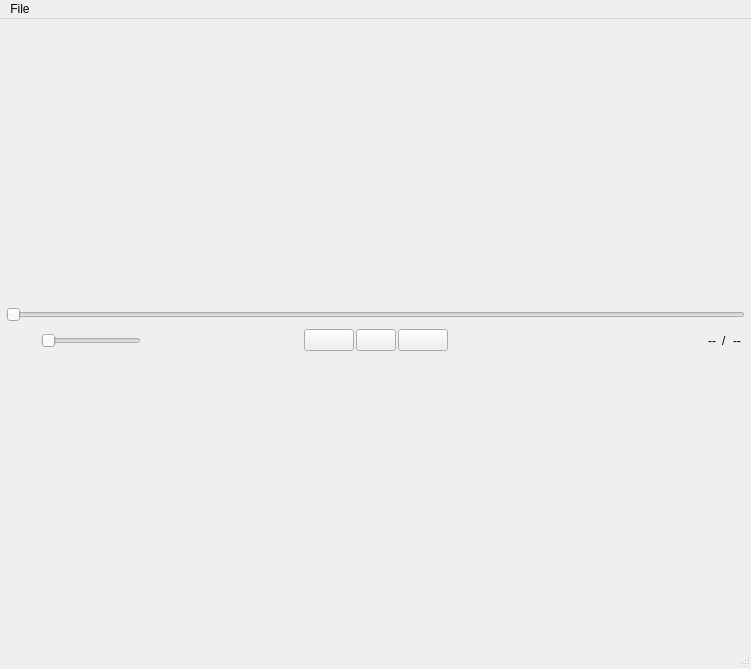
Above: lab2/mainwindow.ui from Artem259/univ4.1_multimedia before the change. Below: the same form after it.
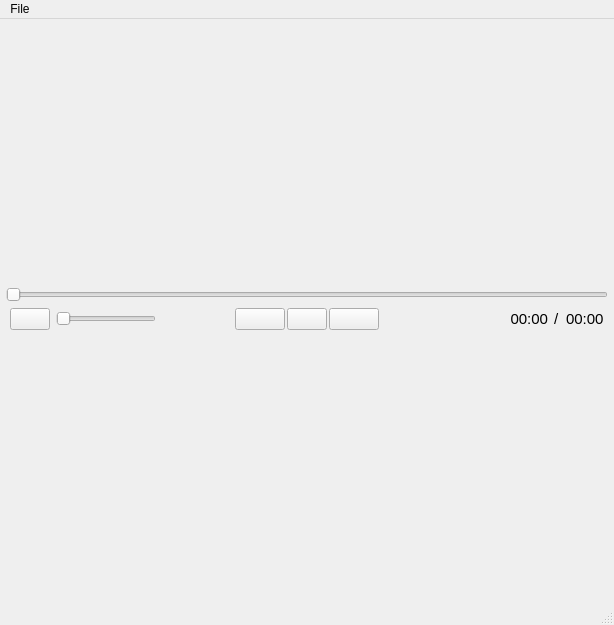
That is the form after the change. Icons and pictures are not drawn.

What changed in the file:
```diff
--- a/lab2/mainwindow.ui
+++ b/lab2/mainwindow.ui
@@ -9,8 +9,8 @@
    <rect>
     <x>0</x>
     <y>0</y>
-    <width>751</width>
-    <height>669</height>
+    <width>614</width>
+    <height>625</height>
    </rect>
   </property>
   <property name="minimumSize">
@@ -83,6 +83,11 @@
                 <verstretch>0</verstretch>
                </sizepolicy>
               </property>
+              <property name="font">
+               <font>
+                <pointsize>11</pointsize>
+               </font>
+              </property>
               <property name="text">
                <string>/</string>
               </property>
@@ -90,8 +95,13 @@
             </item>
             <item row="0" column="1">
              <widget class="QLabel" name="positionLabel">
+              <property name="font">
+               <font>
+                <pointsize>11</pointsize>
+               </font>
+              </property>
               <property name="text">
-               <string>--</string>
+               <string>00:00</string>
               </property>
               <property name="alignment">
                <set>Qt::AlignRight|Qt::AlignTrailing|Qt::AlignVCenter</set>
@@ -100,8 +110,13 @@
             </item>
             <item row="0" column="3">
              <widget class="QLabel" name="durationLabel">
+              <property name="font">
+               <font>
+                <pointsize>11</pointsize>
+               </font>
+              </property>
               <property name="text">
-               <string>--</string>
+               <string>00:00</string>
               </property>
              </widget>
             </item>
@@ -258,36 +273,13 @@
                <number>10</number>
               </property>
               <item>
-               <widget class="QLabel" name="label_2">
-                <property name="sizePolicy">
-                 <sizepolicy hsizetype="Minimum" vsizetype="Minimum">
-                  <horstretch>0</horstretch>
-                  <verstretch>0</verstretch>
-                 </sizepolicy>
-                </property>
-                <property name="minimumSize">
-                 <size>
-                  <width>25</width>
-                  <height>25</height>
-                 </size>
-                </property>
-                <property name="maximumSize">
-                 <size>
-                  <width>25</width>
-                  <height>25</height>
-                 </size>
-                </property>
+               <widget class="QPushButton" name="volumeButton">
                 <property name="text">
                  <string/>
                 </property>
-                <property name="pixmap">
-                 <pixmap>resources/volume_on.png</pixmap>
-                </property>
-                <property name="scaledContents">
-                 <bool>true</bool>
-                </property>
-                <property name="wordWrap">
-                 <bool>false</bool>
+                <property name="icon">
+                 <iconset>
+                  <normaloff>resources/volume_on.png</normaloff>resources/volume_on.png</iconset>
                 </property>
                </widget>
               </item>
@@ -340,8 +332,8 @@
     <rect>
      <x>0</x>
      <y>0</y>
-     <width>751</width>
-     <height>26</height>
+     <width>614</width>
+     <height>22</height>
     </rect>
    </property>
    <widget class="QMenu" name="menuFile">
```
Left out of the diff: 2 changed lines with no effect on the pictures.
